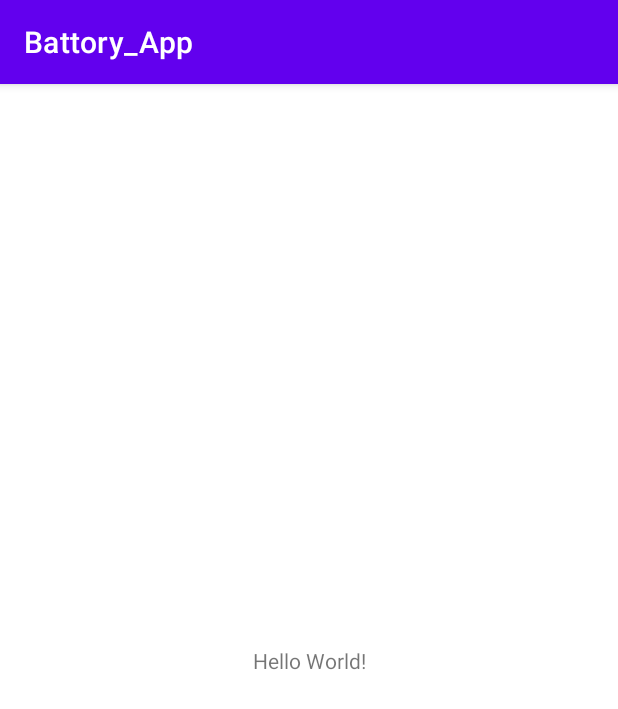
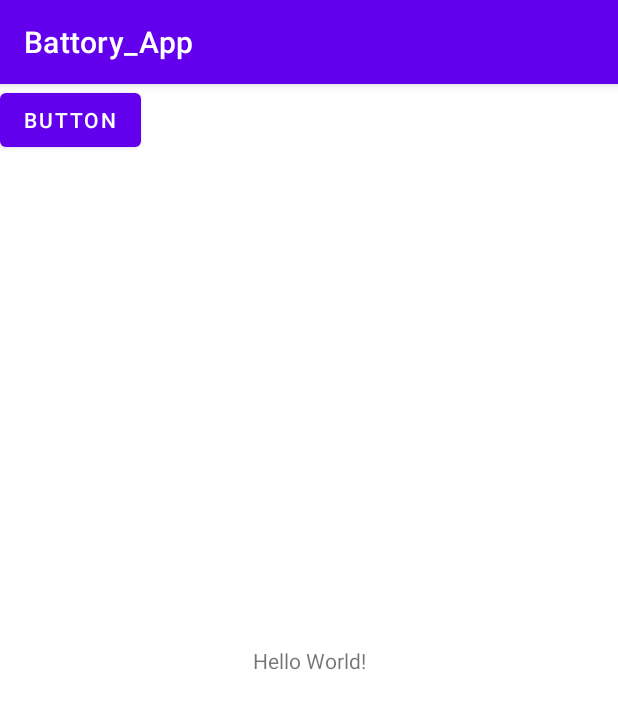
Before and after one commit to HyoPrize/Battory, an Android app: the screen it shows after launch (MainActivity), on a phone screen of 412 x 824 dp. Shown: the top 709 px of the screen. Run offline under Robolectric (Android 15) with nearby library versions, the phone set to English and light mode, and no system bars.

Commit message:
Add test code

```diff
--- a/Battory_App/app/src/main/java/com/example/battory_app/MainActivity.kt
+++ b/Battory_App/app/src/main/java/com/example/battory_app/MainActivity.kt
@@ -2,10 +2,20 @@ package com.example.battory_app
 
 import androidx.appcompat.app.AppCompatActivity
 import android.os.Bundle
+import android.widget.Button
+import android.widget.Toast
 
 class MainActivity : AppCompatActivity() {
     override fun onCreate(savedInstanceState: Bundle?) {
         super.onCreate(savedInstanceState)
         setContentView(R.layout.activity_main)
+
+        val customButton: Button = findViewById(R.id.custom_button)
+        customButton.setOnClickListener { clickBtn() }
+    }
+
+    private fun clickBtn() {
+        Toast.makeText(this, "button clicked",
+            Toast.LENGTH_SHORT).show()
     }
 }
--- a/Battory_App/app/src/main/res/layout/activity_main.xml
+++ b/Battory_App/app/src/main/res/layout/activity_main.xml
@@ -15,4 +15,12 @@
         app:layout_constraintRight_toRightOf="parent"
         app:layout_constraintTop_toTopOf="parent" />
 
+    <Button
+        android:id="@+id/custom_button"
+        android:layout_width="wrap_content"
+        android:layout_height="wrap_content"
+        android:text="Button"
+        tools:layout_editor_absoluteX="158dp"
+        tools:layout_editor_absoluteY="385dp" />
+
 </androidx.constraintlayout.widget.ConstraintLayout>
```
